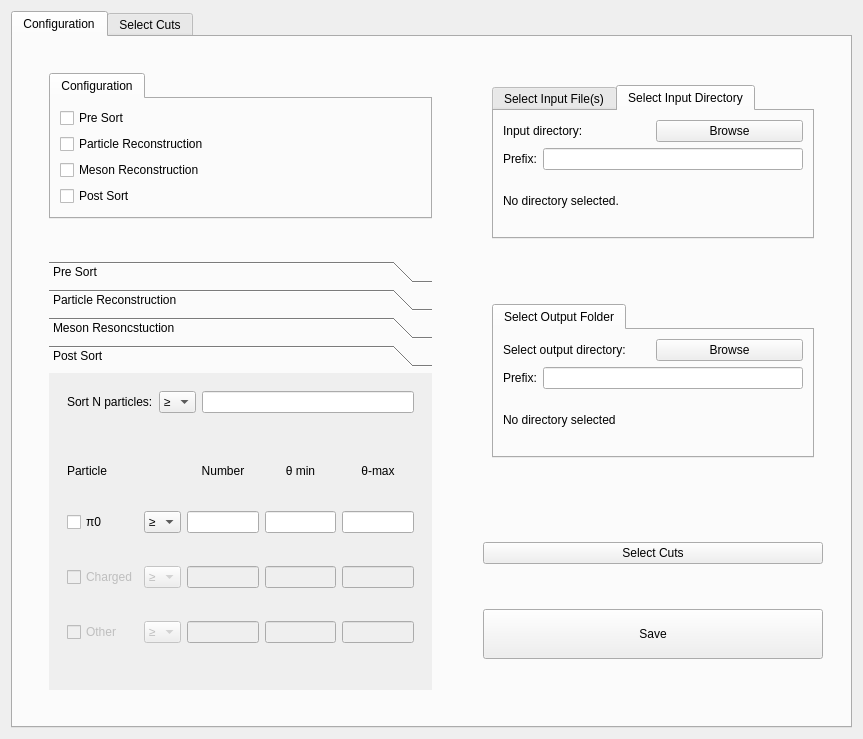
Above: configurationdialog.ui from A2-Collaboration-dev/GoAT_GUI before the change. Below: the same form after it.
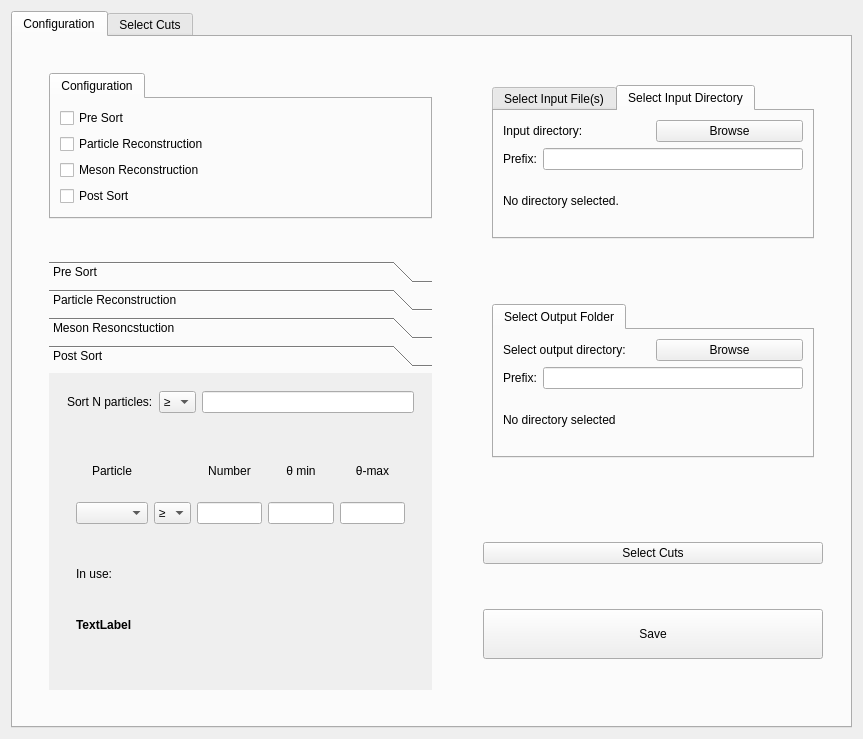
That is the form after the change. Custom widgets are drawn as their Qt base class.

Commit message: Any Post-Reconstruction type particles could be added easily! Finally!

The edit to the form file:
```diff
--- a/configurationdialog.ui
+++ b/configurationdialog.ui
@@ -530,6 +530,9 @@
                     </item>
                     <item>
                      <widget class="QWidget" name="widget_12" native="true">
+                      <layout class="QVBoxLayout" name="verticalLayout_12">
+                       <item>
+                        <widget class="QWidget" name="widget_18" native="true">
                       <layout class="QGridLayout" name="gridLayout_3">
                        <item row="0" column="0">
                         <widget class="QLabel" name="label_4">
@@ -547,7 +550,17 @@
                          </property>
                         </widget>
                        </item>
-                       <item row="0" column="4">
+                          <item row="0" column="2">
+                           <widget class="QLabel" name="label_5">
+                            <property name="text">
+                             <string>Number</string>
+                            </property>
+                            <property name="alignment">
+                             <set>Qt::AlignCenter</set>
+                            </property>
+                           </widget>
+                          </item>
+                          <item row="0" column="3">
                         <widget class="QLabel" name="label_6">
                          <property name="text">
                           <string>θ min</string>
@@ -557,7 +570,7 @@
                          </property>
                         </widget>
                        </item>
-                       <item row="0" column="5">
+                          <item row="0" column="4">
                         <widget class="QLabel" name="label_7">
                          <property name="text">
                           <string>θ-max</string>
@@ -568,13 +581,13 @@
                         </widget>
                        </item>
                        <item row="1" column="0">
-                        <widget class="QCheckBox" name="checkBoxpi0">
-                         <property name="text">
-                          <string>π0</string>
+                           <widget class="QComboBox" name="ParticleBox">
+                            <property name="currentIndex">
+                             <number>-1</number>
                          </property>
                         </widget>
                        </item>
-                       <item row="1" column="2">
+                          <item row="1" column="1">
                         <widget class="QComboBox" name="comboBoxPS1">
                          <property name="sizePolicy">
                           <sizepolicy hsizetype="Fixed" vsizetype="Fixed">
@@ -599,159 +612,66 @@
                          </item>
                         </widget>
                        </item>
-                       <item row="1" column="3">
+                          <item row="1" column="2">
                         <widget class="QLineEdit" name="lineEditPSNum1">
                          <property name="inputMethodHints">
                           <set>Qt::ImhDigitsOnly</set>
                          </property>
                         </widget>
                        </item>
-                       <item row="1" column="4">
+                          <item row="1" column="3">
                         <widget class="QLineEdit" name="lineEditPSMin1">
                          <property name="inputMethodHints">
                           <set>Qt::ImhDigitsOnly</set>
                          </property>
                         </widget>
                        </item>
-                       <item row="1" column="5">
+                          <item row="1" column="4">
                         <widget class="QLineEdit" name="lineEditPSMax1">
                          <property name="inputMethodHints">
                           <set>Qt::ImhDigitsOnly</set>
                          </property>
                         </widget>
                        </item>
-                       <item row="2" column="0" colspan="2">
-                        <widget class="QCheckBox" name="checkBox">
-                         <property name="enabled">
-                          <bool>false</bool>
-                         </property>
-                         <property name="text">
-                          <string>Charged</string>
-                         </property>
+                         </layout>
                         </widget>
                        </item>
-                       <item row="2" column="2">
-                        <widget class="QComboBox" name="comboBoxPS2">
-                         <property name="enabled">
-                          <bool>false</bool>
-                         </property>
                          <item>
-                          <property name="text">
-                           <string>≥</string>
-                          </property>
-                         </item>
+                        <widget class="QWidget" name="widget_19" native="true">
+                         <layout class="QVBoxLayout" name="verticalLayout_13">
                          <item>
-                          <property name="text">
-                           <string>≤</string>
-                          </property>
-                         </item>
-                         <item>
+                           <widget class="QLabel" name="PSParticle">
+                            <property name="sizePolicy">
+                             <sizepolicy hsizetype="Preferred" vsizetype="Fixed">
+                              <horstretch>0</horstretch>
+                              <verstretch>0</verstretch>
+                             </sizepolicy>
+                            </property>
                           <property name="text">
-                           <string>=</string>
-                          </property>
-                         </item>
-                        </widget>
-                       </item>
-                       <item row="2" column="3">
-                        <widget class="QLineEdit" name="lineEditPSNum2">
-                         <property name="enabled">
-                          <bool>false</bool>
-                         </property>
-                         <property name="inputMethodHints">
-                          <set>Qt::ImhDigitsOnly</set>
-                         </property>
-                        </widget>
-                       </item>
-                       <item row="2" column="4">
-                        <widget class="QLineEdit" name="lineEditPSMin2">
-                         <property name="enabled">
-                          <bool>false</bool>
-                         </property>
-                         <property name="inputMethodHints">
-                          <set>Qt::ImhDigitsOnly</set>
-                         </property>
-                        </widget>
-                       </item>
-                       <item row="2" column="5">
-                        <widget class="QLineEdit" name="lineEditPSMax2">
-                         <property name="enabled">
-                          <bool>false</bool>
-                         </property>
-                         <property name="inputMethodHints">
-                          <set>Qt::ImhDigitsOnly</set>
-                         </property>
-                        </widget>
-                       </item>
-                       <item row="3" column="0" colspan="2">
-                        <widget class="QCheckBox" name="checkBox_2">
-                         <property name="enabled">
-                          <bool>false</bool>
-                         </property>
-                         <property name="text">
-                          <string>Other</string>
-                         </property>
-                        </widget>
-                       </item>
-                       <item row="3" column="2">
-                        <widget class="QComboBox" name="comboBoxPS3">
-                         <property name="enabled">
-                          <bool>false</bool>
-                         </property>
+                             <string>In use:</string>
+                            </property>
+                            <property name="wordWrap">
+                             <bool>true</bool>
+                            </property>
+                           </widget>
+                          </item>
                          <item>
-                          <property name="text">
-                           <string>≥</string>
-                          </property>
-                         </item>
-                         <item>
+                           <widget class="QLabel" name="labelPSParticleList">
+                            <property name="font">
+                             <font>
+                              <weight>75</weight>
+                              <bold>true</bold>
+                             </font>
+                            </property>
                           <property name="text">
-                           <string>≤</string>
-                          </property>
-                         </item>
-                         <item>
-                          <property name="text">
-                           <string>=</string>
-                          </property>
-                         </item>
-                        </widget>
-                       </item>
-                       <item row="3" column="3">
-                        <widget class="QLineEdit" name="lineEditPSNum3">
-                         <property name="enabled">
-                          <bool>false</bool>
-                         </property>
-                         <property name="inputMethodHints">
-                          <set>Qt::ImhDigitsOnly</set>
-                         </property>
-                        </widget>
-                       </item>
-                       <item row="3" column="4">
-                        <widget class="QLineEdit" name="lineEditPSMin3">
-                         <property name="enabled">
-                          <bool>false</bool>
-                         </property>
-                         <property name="inputMethodHints">
-                          <set>Qt::ImhDigitsOnly</set>
-                         </property>
-                        </widget>
-                       </item>
-                       <item row="3" column="5">
-                        <widget class="QLineEdit" name="lineEditPSMax3">
-                         <property name="enabled">
-                          <bool>false</bool>
-                         </property>
-                         <property name="inputMethodHints">
-                          <set>Qt::ImhDigitsOnly</set>
-                         </property>
-                        </widget>
-                       </item>
-                       <item row="0" column="3">
-                        <widget class="QLabel" name="label_5">
-                         <property name="text">
-                          <string>Number</string>
-                         </property>
-                         <property name="alignment">
-                          <set>Qt::AlignCenter</set>
-                         </property>
+                             <string>TextLabel</string>
+                            </property>
+                            <property name="wordWrap">
+                             <bool>true</bool>
+                            </property>
+                           </widget>
+                          </item>
+                         </layout>
                         </widget>
                        </item>
                       </layout>
```
Lines whose indentation alone changed are shown as unchanged. The commit also changes 4 other files.
